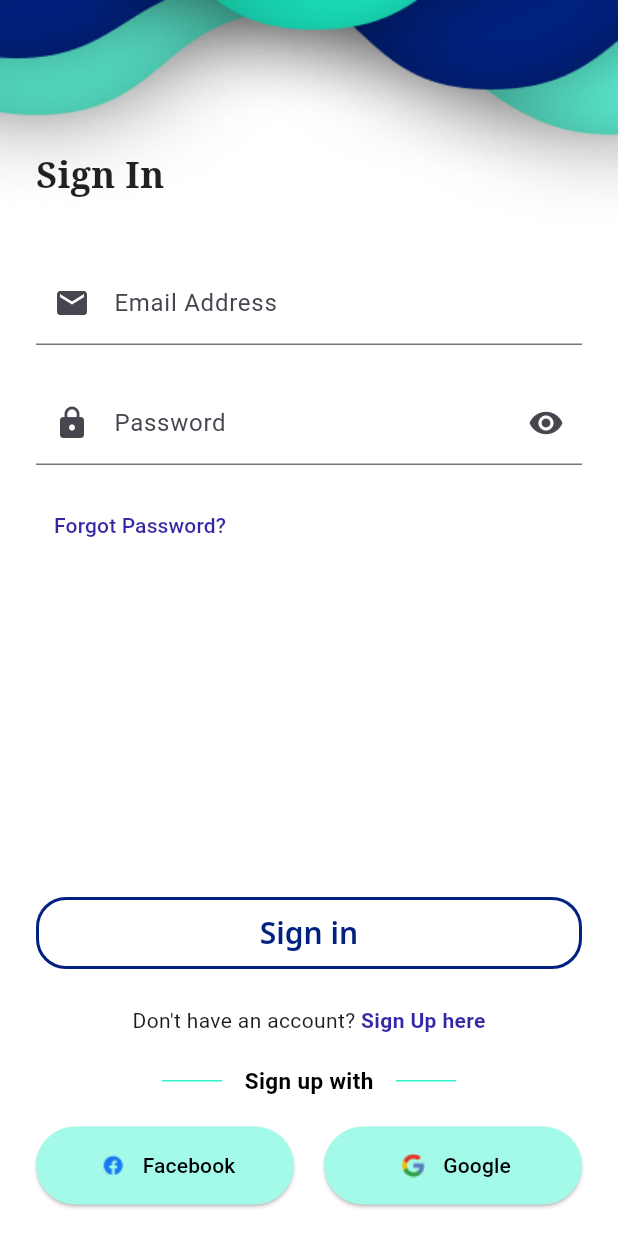
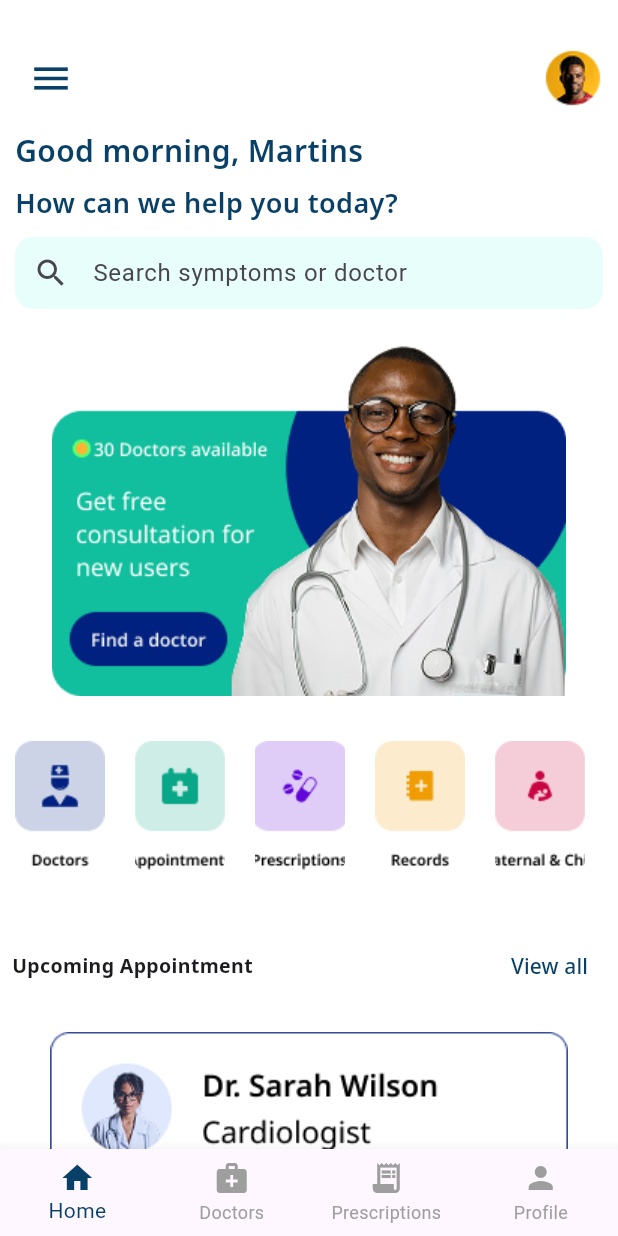
Before and after one commit to davidcreated/healio_telemedical_app, a Flutter app: the SignInPage screen opened directly, after a tap on "Sign in", on a phone screen of 412 x 824 dp. Run offline on Flutter 3.47's test engine with Material 3 defaults, Android fonts, the phone set to English and light mode, and no system bars.

Commit message:
Created the home page

```diff
--- /dev/null
+++ b/lib/Homepage/homepage.dart
@@ -0,0 +1,324 @@
+import 'package:flutter/material.dart';
+
+class HomePage extends StatefulWidget {
+  const HomePage({super.key});
+
+  @override
+  State<HomePage> createState() => _HomePageState();
+}
+
+class _HomePageState extends State<HomePage> {
+  final TextEditingController searchController = TextEditingController();
+  int _selectedIndex = 0;
+
+  @override
+  void dispose() {
+    searchController.dispose();
+    super.dispose();
+  }
+
+  void _onNavBarTapped(int index) {
+    setState(() {
+      _selectedIndex = index;
+      // TODO: Add navigation logic for each tab if needed
+      // Example:
+      // if (index == 1) Navigator.push(context, MaterialPageRoute(builder: (_) => DoctorsPage()));
+    });
+  }
+
+  @override
+  Widget build(BuildContext context) {
+    return Scaffold(
+      backgroundColor: Colors.white,
+      body: SingleChildScrollView(
+        child: Column(
+          mainAxisAlignment: MainAxisAlignment.center,
+          children: [
+            // Top bar with menu and profile
+            Padding(
+              padding: const EdgeInsets.only(top: 28.0, left: 10, right: 10),
+              child: Row(
+                mainAxisAlignment: MainAxisAlignment.spaceBetween,
+                children: [
+                  IconButton(
+                    icon: const Icon(Icons.menu,
+                        size: 30, color: Color(0xFF094067)),
+                    onPressed: () {
+                      // TODO: Open sidebar or drawer
+                      Scaffold.of(context).openDrawer();
+                    },
+                  ),
+                  Container(
+                    width: 40,
+                    height: 40,
+                    decoration: const BoxDecoration(
+                      shape: BoxShape.circle,
+                      image: DecorationImage(
+                        fit: BoxFit.cover,
+                        image: AssetImage('assets/vectors/circleavatar.png'),
+                      ),
+                    ),
+                  ),
+                ],
+              ),
+            ),
+            // Greeting
+            const Padding(
+              padding: const EdgeInsets.only(left: 10, top: 10),
+              child: Align(
+                alignment: Alignment.centerLeft,
+                child: Text(
+                  'Good morning, Martins',
+                  style: const TextStyle(
+                    fontFamily: 'NotoSans',
+                    color: Color(0xFF094067),
+                    fontWeight: FontWeight.w600,
+                    fontSize: 20,
+                  ),
+                ),
+              ),
+            ),
+            const Padding(
+              padding: const EdgeInsets.only(left: 10, top: 7),
+              child: Align(
+                alignment: Alignment.centerLeft,
+                child: Text(
+                  'How can we help you today?',
+                  style: const TextStyle(
+                    fontFamily: 'NotoSans',
+                    color: Color(0xFF094067),
+                    fontWeight: FontWeight.w600,
+                    fontSize: 18,
+                  ),
+                ),
+              ),
+            ),
+            // Search bar
+            Padding(
+              padding: const EdgeInsets.symmetric(horizontal: 10, vertical: 10),
+              child: TextFormField(
+                controller: searchController,
+                decoration: InputDecoration(
+                  hintText: 'Search symptoms or doctor',
+                  filled: true,
+                  fillColor: const Color(0xFFE8FEFA),
+                  prefixIcon: const Icon(Icons.search),
+                  border: OutlineInputBorder(
+                    borderRadius: BorderRadius.circular(12),
+                    borderSide: BorderSide.none,
+                  ),
+                  contentPadding:
+                      const EdgeInsets.symmetric(vertical: 0, horizontal: 16),
+                ),
+              ),
+            ),
+            // Banner image
+            Padding(
+              padding: const EdgeInsets.symmetric(vertical: 10),
+              child: Image.asset(
+                'assets/vectors/appointment.png',
+                width: 343,
+                height: 238,
+                fit: BoxFit.cover,
+              ),
+            ),
+            // Horizontal scrollable options
+            Padding(
+              padding: const EdgeInsets.symmetric(vertical: 20, horizontal: 10),
+              child: SizedBox(
+                height: 86,
+                child: ListView(
+                  scrollDirection: Axis.horizontal,
+                  children: [
+                    _HomeIconButton(
+                      image: 'assets/vectors/doctor.png',
+                      onTap: () {
+                        // TODO: Navigate to Doctors page
+                      },
+                    ),
+                    _HomeIconButton(
+                      image: 'assets/vectors/Appointments.png',
+                      onTap: () {
+                        // TODO: Navigate to Doctor Profile/Appointment page
+                      },
+                    ),
+                    _HomeIconButton(
+                      image: 'assets/vectors/prescription.png',
+                      onTap: () {
+                        // TODO: Navigate to Prescription page
+                      },
+                    ),
+                    const _HomeIconButton(
+                      image: 'assets/vectors/records.png',
+                    ),
+                    const _HomeIconButton(
+                      image: 'assets/vectors/maternal child.png',
+                    ),
+                    _HomeIconButton(
+                      image: 'assets/vectors/mental health.png',
+                      onTap: () {
+                        // TODO: Navigate to Mental Health Support page
+                      },
+                    ),
+                  ],
+                ),
+              ),
+            ),
+            // Upcoming Appointment
+            Padding(
+              padding: const EdgeInsets.symmetric(horizontal: 8, vertical: 20),
+              child: Row(
+                mainAxisAlignment: MainAxisAlignment.spaceBetween,
+                children: [
+                  const Text(
+                    'Upcoming Appointment',
+                    style: TextStyle(
+                      fontFamily: 'NotoSans',
+                      fontWeight: FontWeight.bold,
+                      fontSize: 13,
+                    ),
+                  ),
+                  TextButton(
+                    onPressed: () {
+                      // TODO: View all appointments
+                    },
+                    child: const Text(
+                      'View all',
+                      style: TextStyle(
+                        fontFamily: 'NotoSans',
+                        color: Color(0xFF094067),
+                        fontWeight: FontWeight.w500,
+                      ),
+                    ),
+                  ),
+                ],
+              ),
+            ),
+            // Appointment card
+            Padding(
+              padding: const EdgeInsets.symmetric(horizontal: 8),
+              child: InkWell(
+                onTap: () {
+                  // TODO: Navigate to Doctor Profile
+                },
+                child: Image.asset(
+                  'assets/vectors/eventcard1.png',
+                  width: 359,
+                  height: 146,
+                  fit: BoxFit.contain,
+                ),
+              ),
+            ),
+            // Top Doctors
+            Padding(
+              padding:
+                  const EdgeInsets.only(left: 8, right: 10, top: 15, bottom: 0),
+              child: Row(
+                mainAxisAlignment: MainAxisAlignment.spaceBetween,
+                children: [
+                  const Text(
+                    'Top Doctors',
+                    style: TextStyle(
+                      fontFamily: 'NotoSans',
+                      fontWeight: FontWeight.bold,
+                      fontSize: 15,
+                    ),
+                  ),
+                  TextButton(
+                    onPressed: () {
+                      // TODO: View all top doctors
+                    },
+                    child: const Text(
+                      'View all',
+                      style: TextStyle(
+                        fontFamily: 'NotoSans',
+                        color: Color(0xFF094067),
+                        fontWeight: FontWeight.w500,
+                      ),
+                    ),
+                  ),
+                ],
+              ),
+            ),
+            const SizedBox(
+              height: 20,
+            ),
+            // Top Doctors cards
+            Padding(
+              padding: const EdgeInsets.symmetric(horizontal: 20, vertical: 0),
+              child: Image.asset(
+                'assets/vectors/drjoseph.png',
+                width: 343,
+                height: 71,
+                fit: BoxFit.contain,
+              ),
+            ),
+            Padding(
+              padding: const EdgeInsets.symmetric(horizontal: 20, vertical: 20),
+              child: Image.asset(
+                'assets/vectors/drgab.png',
+                width: 343,
+                height: 71,
+                fit: BoxFit.contain,
+              ),
+            ),
+            const SizedBox(height: 25),
+          ],
+        ),
+      ),
+      bottomNavigationBar: BottomNavigationBar(
+        currentIndex: _selectedIndex,
+        onTap: _onNavBarTapped,
+        selectedItemColor: const Color(0xFF094067),
+        unselectedItemColor: Colors.grey,
+        showUnselectedLabels: true,
+        type: BottomNavigationBarType.fixed,
+        items: const [
+          BottomNavigationBarItem(
+            icon: Icon(Icons.home),
+            label: 'Home',
+          ),
+          BottomNavigationBarItem(
+            icon: Icon(Icons.medical_services),
+            label: 'Doctors',
+          ),
+          BottomNavigationBarItem(
+            icon: Icon(Icons.receipt_long),
+            label: 'Prescriptions',
+          ),
+          BottomNavigationBarItem(
+            icon: Icon(Icons.person),
+            label: 'Profile',
+          ),
+        ],
+      ),
+    );
+  }
+}
+
+class _HomeIconButton extends StatelessWidget {
+  final String image;
+  final VoidCallback? onTap;
+
+  const _HomeIconButton({required this.image, this.onTap});
+
+  @override
+  Widget build(BuildContext context) {
+    return Padding(
+      padding: const EdgeInsets.only(right: 20),
+      child: InkWell(
+        onTap: onTap,
+        borderRadius: BorderRadius.circular(6),
+        child: ClipRRect(
+          borderRadius: BorderRadius.circular(6),
+          child: Image.asset(
+            image,
+            width: 60,
+            height: 86,
+            fit: BoxFit.cover,
+          ),
+        ),
+      ),
+    );
+  }
+}
--- a/lib/forgotpassword/createnewpassword.dart
+++ b/lib/forgotpassword/createnewpassword.dart
@@ -147,7 +147,16 @@ class _CreateNewPasswordPageState extends State<CreateNewPasswordPage> {
                     height: 44,
                     child: ElevatedButton(
                       onPressed: () {
-                        // TODO: Add your reset password logic and navigation here
+                        // TODO: Add your reset password logic here
+
+                        // Navigate to the sign in page after resetting password
+                        Navigator.push(
+                          context,
+                          MaterialPageRoute(
+                            builder: (context) =>
+                                const SignInPage(), // Make sure SignInPage is imported
+                          ),
+                        );
                       },
                       style: ElevatedButton.styleFrom(
                         backgroundColor: Colors.white,
--- a/lib/signinpages/signin.dart
+++ b/lib/signinpages/signin.dart
@@ -1,5 +1,7 @@
 import 'package:flutter/material.dart';
+import 'package:healio/Homepage/homepage.dart';
 import 'package:healio/forgotpassword/forgotpassword.dart';
+import 'package:healio/signup_pages.dart/signup_page.dart';
 
 // A Flutter-friendly Sign In page with all FlutterFlow properties removed.
 
@@ -136,6 +138,14 @@ class _SignInPageState extends State<SignInPage> {
                     child: ElevatedButton(
                       onPressed: () {
                         // TODO: Add sign in logic and navigation
+
+                        Navigator.push(
+                          context,
+                          MaterialPageRoute(
+                            builder: (context) =>
+                                const HomePage(), // Make sure HomePage is imported
+                          ),
+                        );
                       },
                       style: ElevatedButton.styleFrom(
                         backgroundColor: Colors.white,
@@ -166,6 +176,17 @@ class _SignInPageState extends State<SignInPage> {
                       GestureDetector(
                         onTap: () {
                           // TODO: Add navigation to sign up page
+
+                          Navigator.push(
+                            context,
+                            MaterialPageRoute(
+                              builder: (context) =>
+                                  const SignupPage(), // Make sure SignupPage is imported
+                            ),
+                          );
+                          // TODO: Add your reset password logic here
+
+                          // Navigate to the sign in page after resetting password
                         },
                         child: const Text(
                           'Sign Up here',
```
Also changed, not shown: assets/vectors/Appointments.png (added), assets/vectors/appointment.png (added), assets/vectors/circleavatar.png (added), assets/vectors/doctor.png (added), assets/vectors/drgab.png (added), assets/vectors/drjoseph.png (added), assets/vectors/eventcard1.png (added), assets/vectors/maternal child.png (added), assets/vectors/mental health.png (added), assets/vectors/prescription.png (added), assets/vectors/records.png (added).
